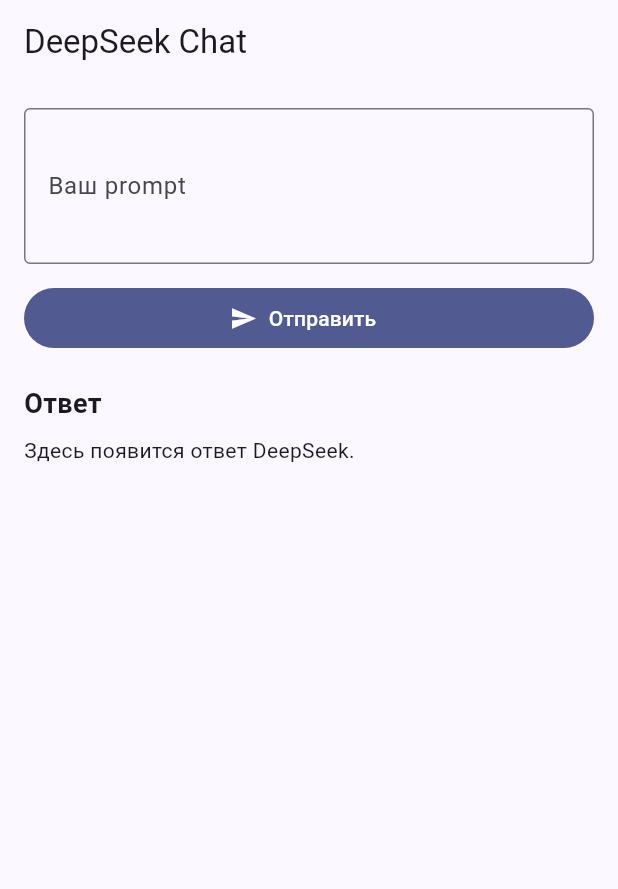
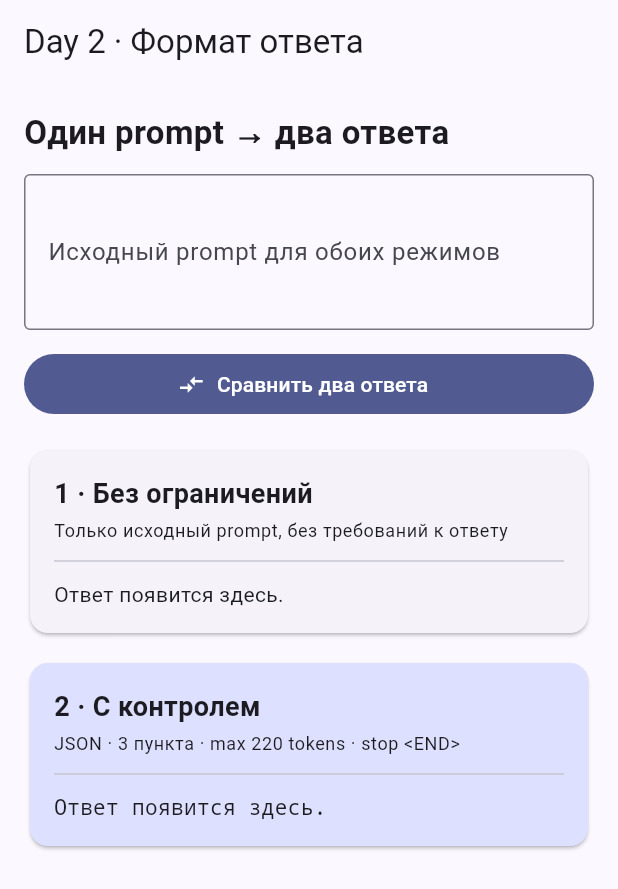
Before and after one commit to Rustam1821/ai-advent-day-01, a Flutter app: the screen it shows after launch, on a phone screen of 412 x 824 dp. Shown: the top 889 px of the screen. Run offline on Flutter 3.47's test engine with Material 3 defaults, Android fonts, the phone set to English and light mode, and no system bars.

Commit message:
feat: add controlled response comparison for AI Advent day 2

```diff
--- a/lib/main.dart
+++ b/lib/main.dart
@@ -4,6 +4,9 @@
 import 'package:http/http.dart' as http;
 
 const _apiKey = String.fromEnvironment('DEEPSEEK_API_KEY');
+const _endpoint = 'https://api.deepseek.com/chat/completions';
+const _model = 'deepseek-v4-flash';
+const _stopSequence = '<END>';
 
 void main() => runApp(const MyApp());
 
@@ -13,27 +16,30 @@
   @override
   Widget build(BuildContext context) {
     return MaterialApp(
-      title: 'DeepSeek Chat',
+      title: 'AI Advent — Day 2',
       debugShowCheckedModeBanner: false,
       theme: ThemeData(
         colorScheme: ColorScheme.fromSeed(seedColor: Colors.indigo),
         useMaterial3: true,
       ),
-      home: const ChatPage(),
+      home: const ComparePage(),
     );
   }
 }
 
-class ChatPage extends StatefulWidget {
-  const ChatPage({super.key});
+class ComparePage extends StatefulWidget {
+  const ComparePage({super.key});
 
   @override
-  State<ChatPage> createState() => _ChatPageState();
+  State<ComparePage> createState() => _ComparePageState();
 }
 
-class _ChatPageState extends State<ChatPage> {
+class _ComparePageState extends State<ComparePage> {
   final _promptController = TextEditingController();
-  String _answer = '';
+  _DeepSeekResult? _freeResult;
+  _DeepSeekResult? _controlledResult;
+  String _sentPrompt = '';
+  String? _error;
   bool _isLoading = false;
 
   @override
@@ -42,107 +48,193 @@
     super.dispose();
   }
 
-  Future<void> _sendPrompt() async {
+  Future<void> _compareAnswers() async {
     final prompt = _promptController.text.trim();
     if (prompt.isEmpty || _isLoading) return;
-
     if (_apiKey.isEmpty) {
-      setState(() {
-        _answer =
+      setState(
+        () => _error =
             'API key не найден. Запустите приложение с '
-            '--dart-define=DEEPSEEK_API_KEY=ваш_ключ';
-      });
+            '--dart-define-from-file=.env',
+      );
       return;
     }
 
     setState(() {
       _isLoading = true;
-      _answer = '';
+      _sentPrompt = prompt;
+      _freeResult = null;
+      _controlledResult = null;
+      _error = null;
     });
 
     try {
+      final results = await Future.wait([
+        _requestDeepSeek(prompt: prompt, controlled: false),
+        _requestDeepSeek(prompt: prompt, controlled: true),
+      ]);
+      if (!mounted) return;
+      setState(() {
+        _freeResult = results[0];
+        _controlledResult = results[1];
+      });
+    } catch (error) {
+      if (mounted) {
+        setState(() => _error = 'Не удалось получить ответы: $error');
+      }
+    } finally {
+      if (mounted) setState(() => _isLoading = false);
+    }
+  }
+
+  Future<_DeepSeekResult> _requestDeepSeek({
+    required String prompt,
+    required bool controlled,
+  }) async {
+    final messages = <Map<String, String>>[];
+    if (controlled) {
+      messages.add({
+        'role': 'system',
+        'content':
+            '''
+Return only valid JSON in exactly this format:
+{"title":"short title","summary":"up to 40 words","key_points":["point 1","point 2","point 3"]}
+Keep exactly these three fields and exactly 3 key_points. Each key point must be at most 12 words. Do not use Markdown. Immediately after the closing JSON brace emit $_stopSequence and finish.
+''',
+      });
+    }
+    messages.add({'role': 'user', 'content': prompt});
+
+    final body = <String, dynamic>{'model': _model, 'messages': messages};
+    if (controlled) {
+      body.addAll({
+        'thinking': {'type': 'disabled'},
+        'response_format': {'type': 'json_object'},
+        'max_tokens': 220,
+        'stop': [_stopSequence],
+      });
+    }
+
     final response = await http.post(
-        Uri.parse('https://api.deepseek.com/chat/completions'),
+      Uri.parse(_endpoint),
       headers: {
         'Content-Type': 'application/json',
         'Authorization': 'Bearer $_apiKey',
       },
-        body: jsonEncode({
-          'model': 'deepseek-chat',
-          'messages': [
-            {'role': 'user', 'content': prompt},
-          ],
-        }),
+      body: jsonEncode(body),
     );
-
     final data = jsonDecode(response.body) as Map<String, dynamic>;
-      if (response.statusCode >= 200 && response.statusCode < 300) {
-        final choices = data['choices'] as List<dynamic>?;
-        final message = choices?.firstOrNull?['message'];
-        final content = message?['content'] as String?;
-        if (content == null || content.isEmpty) {
-          throw const FormatException('DeepSeek вернул пустой ответ');
-        }
-        setState(() => _answer = content);
-      } else {
+    if (response.statusCode < 200 || response.statusCode >= 300) {
       final error = data['error'] as Map<String, dynamic>?;
       throw Exception(error?['message'] ?? 'HTTP ${response.statusCode}');
     }
-    } on FormatException catch (error) {
-      setState(() => _answer = 'Некорректный ответ API: ${error.message}');
-    } catch (error) {
-      setState(() => _answer = 'Не удалось получить ответ: $error');
-    } finally {
-      if (mounted) setState(() => _isLoading = false);
+
+    final choices = data['choices'] as List<dynamic>?;
+    final choice = choices?.firstOrNull as Map<String, dynamic>?;
+    final message = choice?['message'] as Map<String, dynamic>?;
+    final content = message?['content'] as String?;
+    if (content == null || content.trim().isEmpty) {
+      throw const FormatException('DeepSeek вернул пустой ответ');
+    }
+
+    var displayContent = content.trim();
+    if (controlled) {
+      final json = jsonDecode(displayContent) as Map<String, dynamic>;
+      _validateControlledJson(json);
+      displayContent = const JsonEncoder.withIndent('  ').convert(json);
+    }
+
+    final usage = data['usage'] as Map<String, dynamic>?;
+    return _DeepSeekResult(
+      content: displayContent,
+      finishReason: choice?['finish_reason'] as String? ?? 'unknown',
+      completionTokens: usage?['completion_tokens'] as int?,
+    );
+  }
+
+  void _validateControlledJson(Map<String, dynamic> json) {
+    const expectedKeys = {'title', 'summary', 'key_points'};
+    final keys = json.keys.toSet();
+    final points = json['key_points'];
+    if (keys.difference(expectedKeys).isNotEmpty ||
+        !keys.containsAll(expectedKeys) ||
+        json['title'] is! String ||
+        json['summary'] is! String ||
+        points is! List ||
+        points.length != 3 ||
+        points.any((point) => point is! String)) {
+      throw const FormatException(
+        'контролируемый ответ не соответствует заданной JSON-структуре',
+      );
     }
   }
 
   @override
   Widget build(BuildContext context) {
     return Scaffold(
-      appBar: AppBar(title: const Text('DeepSeek Chat')),
+      appBar: AppBar(title: const Text('Day 2 · Формат ответа')),
       body: SafeArea(
-        child: Padding(
+        child: SingleChildScrollView(
           padding: const EdgeInsets.all(16),
           child: Column(
             crossAxisAlignment: CrossAxisAlignment.stretch,
             children: [
+              const Text(
+                'Один prompt → два ответа',
+                style: TextStyle(fontSize: 22, fontWeight: FontWeight.bold),
+              ),
+              const SizedBox(height: 12),
               TextField(
                 controller: _promptController,
                 minLines: 3,
                 maxLines: 6,
-                textInputAction: TextInputAction.newline,
                 decoration: const InputDecoration(
-                  labelText: 'Ваш prompt',
-                  hintText: 'Например: Объясни, что такое Flutter',
+                  labelText: 'Исходный prompt для обоих режимов',
                   border: OutlineInputBorder(),
                 ),
               ),
               const SizedBox(height: 12),
               FilledButton.icon(
-                onPressed: _isLoading ? null : _sendPrompt,
+                onPressed: _isLoading ? null : _compareAnswers,
                 icon: _isLoading
                     ? const SizedBox.square(
                         dimension: 18,
                         child: CircularProgressIndicator(strokeWidth: 2),
                       )
-                    : const Icon(Icons.send),
-                label: Text(_isLoading ? 'Отправка...' : 'Отправить'),
-              ),
-              const SizedBox(height: 20),
-              const Text(
-                'Ответ',
-                style: TextStyle(fontSize: 18, fontWeight: FontWeight.bold),
-              ),
-              const SizedBox(height: 8),
-              Expanded(
-                child: SingleChildScrollView(
-                  child: SelectableText(
-                    _answer.isEmpty
-                        ? 'Здесь появится ответ DeepSeek.'
-                        : _answer,
+                    : const Icon(Icons.compare_arrows),
+                label: Text(
+                  _isLoading ? 'Получаем оба ответа...' : 'Сравнить два ответа',
                 ),
               ),
+              if (_sentPrompt.isNotEmpty) ...[
+                const SizedBox(height: 16),
+                Container(
+                  padding: const EdgeInsets.all(12),
+                  decoration: BoxDecoration(
+                    color: Theme.of(context)
+                        .colorScheme
+                        .surfaceContainerHighest,
+                    borderRadius: BorderRadius.circular(12),
+                  ),
+                  child: Text('Одинаковый prompt: “$_sentPrompt”'),
+                ),
+              ],
+              if (_error != null) ...[
+                const SizedBox(height: 16),
+                Text(_error!, style: const TextStyle(color: Colors.red)),
+              ],
+              const SizedBox(height: 16),
+              _AnswerCard(
+                title: '1 · Без ограничений',
+                subtitle: 'Только исходный prompt, без требований к ответу',
+                result: _freeResult,
+              ),
+              const SizedBox(height: 12),
+              _AnswerCard(
+                title: '2 · С контролем',
+                subtitle: 'JSON · 3 пункта · max 220 tokens · stop <END>',
+                result: _controlledResult,
+                controlled: true,
               ),
             ],
           ),
@@ -151,3 +243,65 @@
     );
   }
 }
+
+class _AnswerCard extends StatelessWidget {
+  const _AnswerCard({
+    required this.title,
+    required this.subtitle,
+    required this.result,
+    this.controlled = false,
+  });
+
+  final String title;
+  final String subtitle;
+  final _DeepSeekResult? result;
+  final bool controlled;
+
+  @override
+  Widget build(BuildContext context) {
+    return Card(
+      color: controlled ? Theme.of(context).colorScheme.primaryContainer : null,
+      child: Padding(
+        padding: const EdgeInsets.all(16),
+        child: Column(
+          crossAxisAlignment: CrossAxisAlignment.start,
+          children: [
+            Text(
+              title,
+              style: const TextStyle(fontSize: 18, fontWeight: FontWeight.bold),
+            ),
+            const SizedBox(height: 4),
+            Text(subtitle, style: Theme.of(context).textTheme.bodySmall),
+            const Divider(height: 24),
+            SelectableText(
+              result?.content ?? 'Ответ появится здесь.',
+              style: controlled
+                  ? const TextStyle(fontFamily: 'monospace')
+                  : null,
+            ),
+            if (result != null) ...[
+              const SizedBox(height: 12),
+              Text(
+                'Завершение: ${result!.finishReason} · '
+                'токенов: ${result!.completionTokens ?? '—'}',
+                style: Theme.of(context).textTheme.labelSmall,
+              ),
+            ],
+          ],
+        ),
+      ),
+    );
+  }
+}
+
+class _DeepSeekResult {
+  const _DeepSeekResult({
+    required this.content,
+    required this.finishReason,
+    required this.completionTokens,
+  });
+
+  final String content;
+  final String finishReason;
+  final int? completionTokens;
+}
```
Also changed, not shown: 1 other file. Lines whose indentation alone changed are shown as unchanged.
